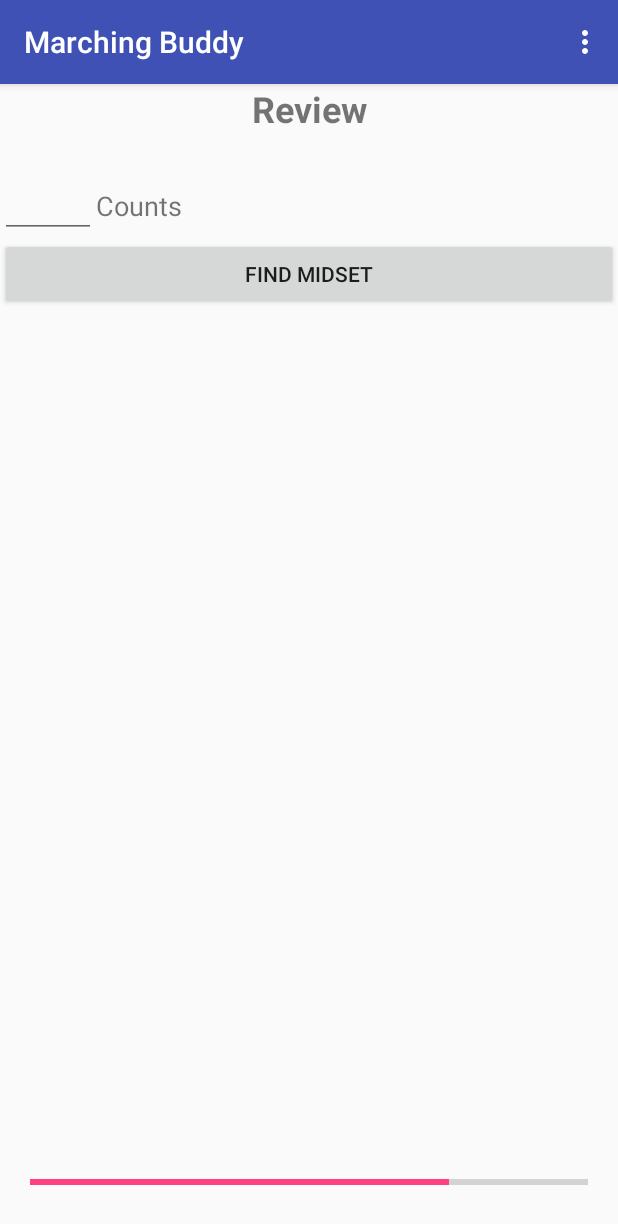
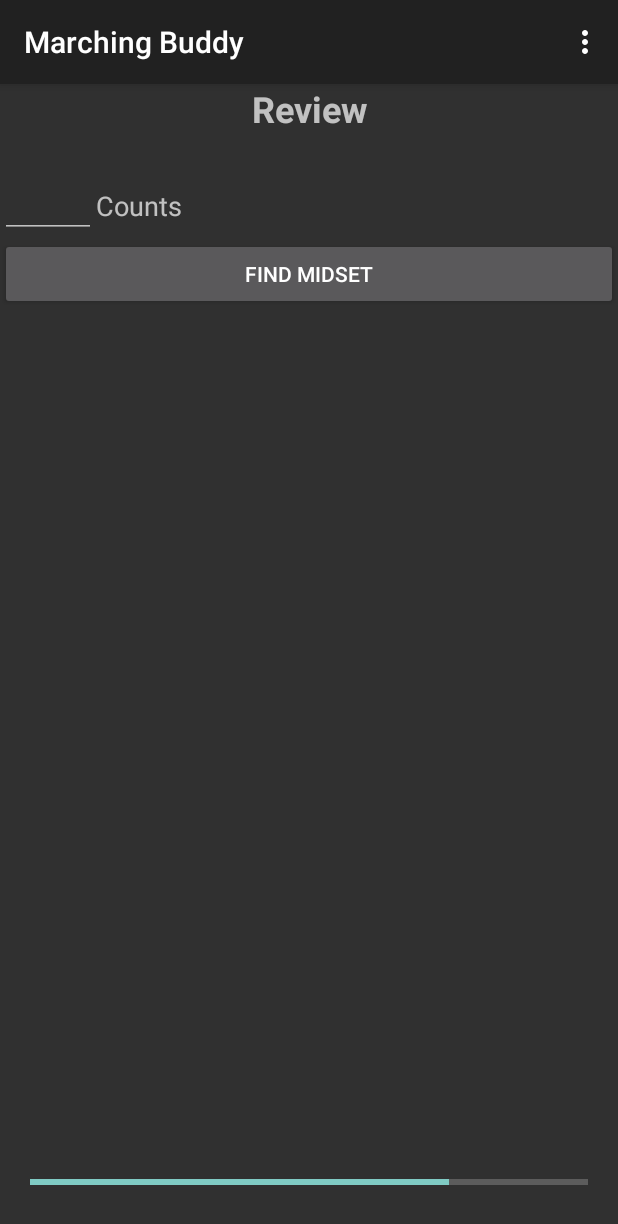
Before and after one commit to youdoof/MarchingBuddy, an Android app: the fragment ReviewFragment placed in its activity, on a phone screen of 412 x 824 dp. Shown: the top 1224 px of the screen. Run offline under Robolectric (Android 15) with nearby library versions, the phone set to English and light mode, and no system bars; 1 statement that could not run was skipped.

```diff
--- a/app/src/main/AndroidManifest.xml
+++ b/app/src/main/AndroidManifest.xml
@@ -7,7 +7,7 @@
         android:icon="@mipmap/ic_launcher"
         android:label="@string/app_name"
         android:supportsRtl="true"
-        android:theme="@style/AppTheme">
+        android:theme="@style/MarchingBuddyTheme">
         <activity
             android:name=".MainActivity"
             android:screenOrientation="portrait">
--- a/app/src/main/java/edu/truman/amb1664/marchingbuddy/Midset.java
+++ b/app/src/main/java/edu/truman/amb1664/marchingbuddy/Midset.java
@@ -98,7 +98,7 @@ class Midset {
                 output = (-fh + y) + " behind " + front + " Hash";
             else if (y == fh)
                 output = "On " + front + " Hash";
-            else if (y < fh && y > (FS - fh))
+            else if (y < fh && y > ((FS + fh) / 2))
                 output = (fh + -y) + " in front of " + front + " Hash";
             else if (y > FS)
                 output = (-FS + y) + " behind " + front + " Sideline";
@@ -113,7 +113,7 @@ class Midset {
                 output = (bh - y) + " in front of " + back + " Hash";
             else if (y == bh)
                 output = "On " + back + " Hash";
-            else if (y > bh && y < (BS - bh))
+            else if (y > bh && y < ((BS + bh) / 2))
                 output = (y - bh) + " behind " + back + " Hash";
             else if (y < BS)
                 output = (BS - y) + " in front of " + back + " Sideline";
@@ -309,16 +309,20 @@ class Midset {
     static String getMidsetInfo(MarchingDot start, MarchingDot end, int counts, int field_type, int hash_type, int side_type, int specificity) {
         String output;
         DecimalFormat decimalFormat;
+        double stepsize;
 
         double fb = (start.getFrontToBack() + end.getFrontToBack()) / 2;
         double lr = (start.getLeftToRight() + end.getLeftToRight()) / 2;
 
         double distance = distance(start, end);
-        //System.out.println(distance);
 
         double stepSizeMultiplier = distance / counts;
-        //System.out.println(stepSizeMultiplier);
-        double stepsize = STEPS / stepSizeMultiplier;
+        if (stepSizeMultiplier == 0.0) {
+            stepsize = 0.0;
+        } else {
+            stepsize = STEPS / stepSizeMultiplier;
+        }
+
 
         switch (specificity) {
             case 0:
@@ -359,33 +363,4 @@ class Midset {
 
         return output;
     }
-
-/*
-    private static String midset(double x1, double y1, double x2, double y2, int field_type, int hash_type, int side_type) {
-        String out;
-        double fb = (y1 + y2) / 2;
-        double lr = (x1 + x2) / 2;
-        out = "Start: " + outputLR(x1, side_type) + " || " + outputFB(y1, field_type, hash_type) + "\n" +
-                "End: " + outputLR(x2, side_type) + " || " + outputFB(y2, field_type, hash_type) + "\n" +
-                "Midset: " + outputLR(lr, side_type) + " || " + outputFB(fb, field_type, hash_type);
-        return out;
-    }
-
-    static String compute(double x1, double y1, double x2, double y2, int counts, int field_type, int hash_type, int side_type) {
-        String out1;
-        String out2;
-        DecimalFormat df = new DecimalFormat("#.###"); // Format how specific stepsize is
-        out1 = midset(x1, y1, x2, y2, field_type, hash_type, side_type);
-        x1 = Math.abs(x1);
-        y1 = Math.abs(y1);
-        x2 = Math.abs(x2);
-        y2 = Math.abs(y2);
-        double distance = Math.sqrt(Math.pow((x2 - x1), 2) + Math.pow((y2 - y1), 2));
-        double stepsizemultiplier = distance / counts;
-        double stepsize = STEPS / stepsizemultiplier;
-        stepsize = Double.valueOf(df.format(stepsize)); // Currently to 3 decimal places
-        out2 = out1 + "\n" + "Stepsize: " + stepsize + " to 5";
-        return out2;
-    }
-*/
 }
--- a/app/src/main/res/values/colors.xml
+++ b/app/src/main/res/values/colors.xml
@@ -3,6 +3,5 @@
     <color name="colorPrimary">#3F51B5</color>
     <color name="colorPrimaryDark">#303F9F</color>
     <color name="colorAccent">#FF4081</color>
-    <color name="accent_cav_green">#009926</color>
-    <color name="accent_material_dark">#009926</color>
+    <color name="green_accent_marchingbuddy">#009926</color>
 </resources>
--- a/app/src/main/res/values/styles.xml
+++ b/app/src/main/res/values/styles.xml
@@ -1,11 +1,5 @@
 <resources>
 
-    <!-- Base application theme. -->
-    <style name="AppTheme" parent="Theme.AppCompat.Light.DarkActionBar">
-        <!-- Customize your theme here. -->
-        <item name="colorPrimary">@color/colorPrimary</item>
-        <item name="colorPrimaryDark">@color/colorPrimaryDark</item>
-        <item name="colorAccent">@color/colorAccent</item>
-    </style>
+    <style name="MarchingBuddyTheme" parent="Theme.AppCompat" />
 
 </resources>
```
